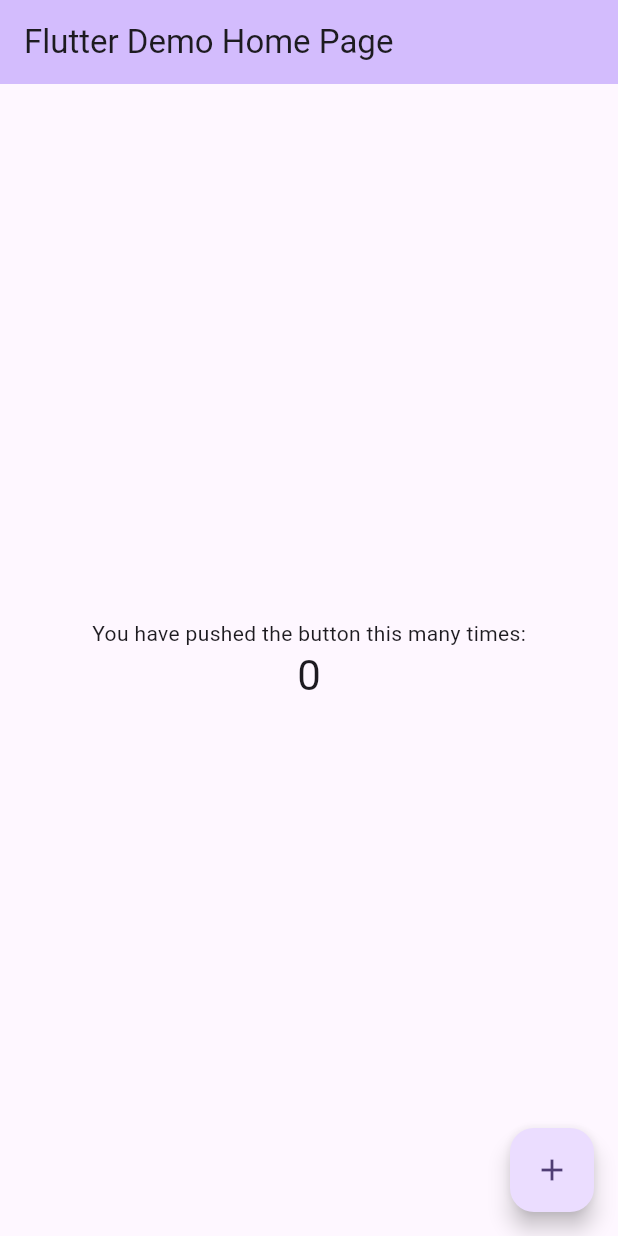
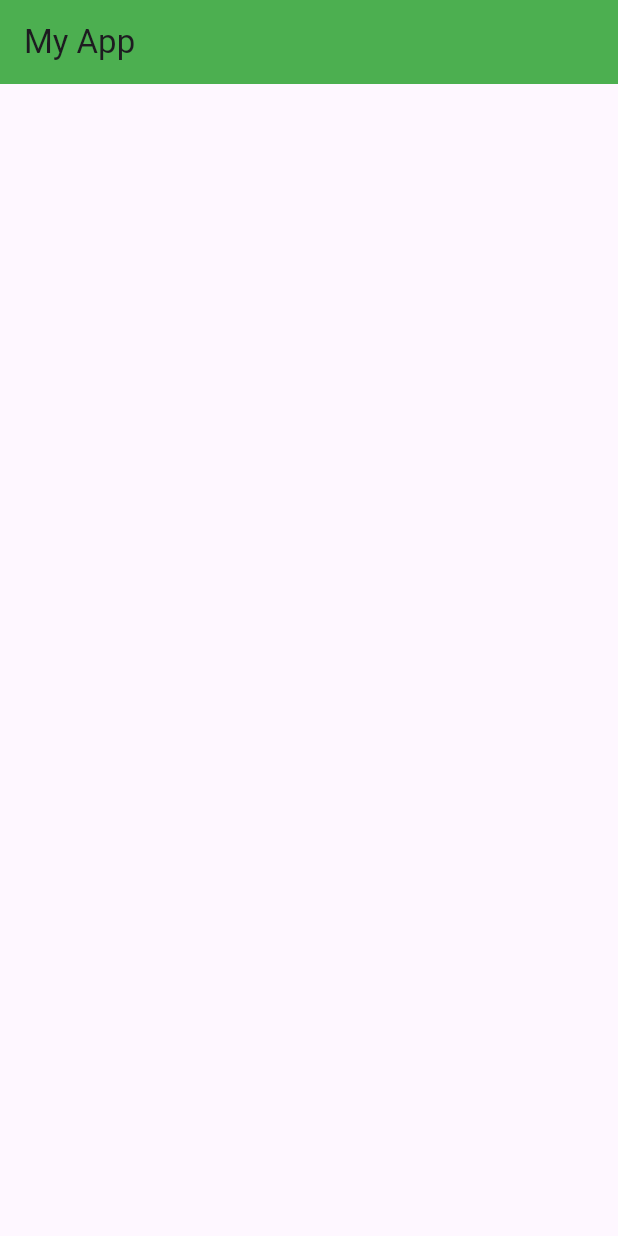
Before and after one commit to emon22830/Provider-State-Management, a Flutter app: the screen it shows after launch, on a phone screen of 412 x 824 dp. Run offline on Flutter 3.47's test engine with Material 3 defaults, Android fonts, the phone set to English and light mode, and no system bars.

Commit message:
1st part

```diff
--- /dev/null
+++ b/lib/home_screen.dart
@@ -0,0 +1,26 @@
+import 'package:flutter/material.dart';
+
+class HomeScreen extends StatefulWidget {
+  const HomeScreen({super.key});
+
+  @override
+  State<HomeScreen> createState() => _HomeScreenState();
+}
+
+class _HomeScreenState extends State<HomeScreen> {
+  @override
+  Widget build(BuildContext context) {
+    return
+      Scaffold(
+        appBar: AppBar(
+          backgroundColor: Colors.green,
+        title: Text('My App'),
+        ),
+        body: Column(
+          children: [
+
+          ],
+        ),
+      );
+  }
+}
--- a/lib/main.dart
+++ b/lib/main.dart
@@ -1,125 +1,18 @@
 import 'package:flutter/material.dart';
 
-void main() {
-  runApp(const MyApp());
+import 'home_screen.dart';
+
+void main(){
+  runApp(MyApp());
 }
 
 class MyApp extends StatelessWidget {
   const MyApp({super.key});
 
-  // This widget is the root of your application.
   @override
   Widget build(BuildContext context) {
     return MaterialApp(
-      title: 'Flutter Demo',
-      theme: ThemeData(
-        // This is the theme of your application.
-        //
-        // TRY THIS: Try running your application with "flutter run". You'll see
-        // the application has a purple toolbar. Then, without quitting the app,
-        // try changing the seedColor in the colorScheme below to Colors.green
-        // and then invoke "hot reload" (save your changes or press the "hot
-        // reload" button in a Flutter-supported IDE, or press "r" if you used
-        // the command line to start the app).
-        //
-        // Notice that the counter didn't reset back to zero; the application
-        // state is not lost during the reload. To reset the state, use hot
-        // restart instead.
-        //
-        // This works for code too, not just values: Most code changes can be
-        // tested with just a hot reload.
-        colorScheme: ColorScheme.fromSeed(seedColor: Colors.deepPurple),
-        useMaterial3: true,
-      ),
-      home: const MyHomePage(title: 'Flutter Demo Home Page'),
+      home: HomeScreen(),
     );
   }
 }
-
-class MyHomePage extends StatefulWidget {
-  const MyHomePage({super.key, required this.title});
-
-  // This widget is the home page of your application. It is stateful, meaning
-  // that it has a State object (defined below) that contains fields that affect
-  // how it looks.
-
-  // This class is the configuration for the state. It holds the values (in this
-  // case the title) provided by the parent (in this case the App widget) and
-  // used by the build method of the State. Fields in a Widget subclass are
-  // always marked "final".
-
-  final String title;
-
-  @override
-  State<MyHomePage> createState() => _MyHomePageState();
-}
-
-class _MyHomePageState extends State<MyHomePage> {
-  int _counter = 0;
-
-  void _incrementCounter() {
-    setState(() {
-      // This call to setState tells the Flutter framework that something has
-      // changed in this State, which causes it to rerun the build method below
-      // so that the display can reflect the updated values. If we changed
-      // _counter without calling setState(), then the build method would not be
-      // called again, and so nothing would appear to happen.
-      _counter++;
-    });
-  }
-
-  @override
-  Widget build(BuildContext context) {
-    // This method is rerun every time setState is called, for instance as done
-    // by the _incrementCounter method above.
-    //
-    // The Flutter framework has been optimized to make rerunning build methods
-    // fast, so that you can just rebuild anything that needs updating rather
-    // than having to individually change instances of widgets.
-    return Scaffold(
-      appBar: AppBar(
-        // TRY THIS: Try changing the color here to a specific color (to
-        // Colors.amber, perhaps?) and trigger a hot reload to see the AppBar
-        // change color while the other colors stay the same.
-        backgroundColor: Theme.of(context).colorScheme.inversePrimary,
-        // Here we take the value from the MyHomePage object that was created by
-        // the App.build method, and use it to set our appbar title.
-        title: Text(widget.title),
-      ),
-      body: Center(
-        // Center is a layout widget. It takes a single child and positions it
-        // in the middle of the parent.
-        child: Column(
-          // Column is also a layout widget. It takes a list of children and
-          // arranges them vertically. By default, it sizes itself to fit its
-          // children horizontally, and tries to be as tall as its parent.
-          //
-          // Column has various properties to control how it sizes itself and
-          // how it positions its children. Here we use mainAxisAlignment to
-          // center the children vertically; the main axis here is the vertical
-          // axis because Columns are vertical (the cross axis would be
-          // horizontal).
-          //
-          // TRY THIS: Invoke "debug painting" (choose the "Toggle Debug Paint"
-          // action in the IDE, or press "p" in the console), to see the
-          // wireframe for each widget.
-          mainAxisAlignment: MainAxisAlignment.center,
-          children: <Widget>[
-            const Text(
-              'You have pushed the button this many times:',
-            ),
-            Text(
-              '$_counter',
-              style: Theme.of(context).textTheme.headlineMedium,
-            ),
-          ],
-        ),
-      ),
-      floatingActionButton: FloatingActionButton(
-        onPressed: _incrementCounter,
-        tooltip: 'Increment',
-        child: const Icon(Icons.add),
-      ), // This trailing comma makes auto-formatting nicer for build methods.
-    );
-  }
-}
```
